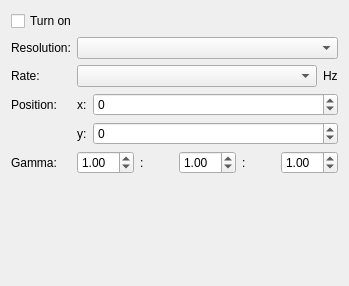
Qt form lxqt-config-monitor/monitorwidget.ui (lxqt/lxqt-config) before a commit.
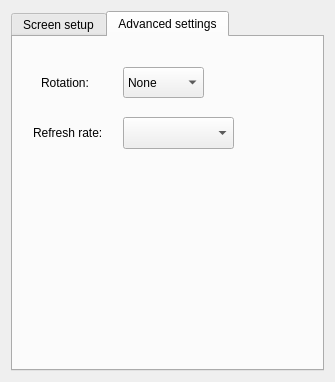
The same form after that commit. The open tabs and pages were chosen to show the change.

Commit message:
Replace xrandr backend by KScreen
References lxde/lxqt#502

```diff
--- a/lxqt-config-monitor/monitorwidget.ui
+++ b/lxqt-config-monitor/monitorwidget.ui
@@ -6,81 +6,82 @@
    <rect>
     <x>0</x>
     <y>0</y>
-    <width>349</width>
-    <height>286</height>
+    <width>335</width>
+    <height>382</height>
    </rect>
   </property>
   <property name="windowTitle">
    <string/>
   </property>
-  <layout class="QFormLayout" name="formLayout">
-   <property name="fieldGrowthPolicy">
-    <enum>QFormLayout::AllNonFixedFieldsGrow</enum>
-   </property>
-   <item row="0" column="0" colspan="2">
-    <widget class="QCheckBox" name="enabled">
+  <layout class="QHBoxLayout" name="horizontalLayout">
+   <item>
+    <widget class="QTabWidget" name="tabWidget">
+     <property name="currentIndex">
+      <number>0</number>
+     </property>
+     <widget class="QWidget" name="tabSettings">
+      <attribute name="title">
+       <string>Screen setup</string>
+      </attribute>
+      <layout class="QVBoxLayout" name="verticalLayout">
+       <item>
+        <widget class="QCheckBox" name="enabledCheckbox">
      <property name="text">
-      <string>Turn on</string>
+          <string>Enable this display</string>
      </property>
     </widget>
    </item>
-   <item row="1" column="0">
-    <widget class="QLabel" name="label">
+       <item>
+        <layout class="QVBoxLayout" name="verticalLayout_2">
+         <property name="leftMargin">
+          <number>24</number>
+         </property>
+         <item>
+          <widget class="QCheckBox" name="isPrimaryCheckbox">
+           <property name="text">
+            <string>Make this the primary display</string>
+           </property>
+          </widget>
+         </item>
+        </layout>
+       </item>
+       <item>
+        <layout class="QHBoxLayout" name="horizontalLayout_4">
+         <item>
+          <widget class="QLabel" name="label_4">
      <property name="text">
       <string>Resolution:</string>
      </property>
     </widget>
    </item>
-   <item row="1" column="1">
+         <item>
     <widget class="QComboBox" name="resolutionCombo"/>
    </item>
-   <item row="2" column="0">
-    <widget class="QLabel" name="label_2">
-     <property name="text">
-      <string>Rate:</string>
-     </property>
-    </widget>
-   </item>
-   <item row="2" column="1">
-    <layout class="QHBoxLayout" name="horizontalLayout_2">
-     <item>
-      <widget class="QComboBox" name="rateCombo"/>
-     </item>
-     <item>
-      <widget class="QLabel" name="label_3">
-       <property name="sizePolicy">
-        <sizepolicy hsizetype="Fixed" vsizetype="Preferred">
-         <horstretch>0</horstretch>
-         <verstretch>0</verstretch>
-        </sizepolicy>
-       </property>
-       <property name="text">
-        <string>Hz</string>
-       </property>
-      </widget>
-     </item>
-    </layout>
-   </item>
-   <item row="3" column="0">
-    <widget class="QLabel" name="positionLabel">
+        </layout>
+       </item>
+       <item>
+        <widget class="QRadioButton" name="extendsRadio">
      <property name="text">
-      <string>Position:</string>
-     </property>
-    </widget>
-   </item>
-   <item row="3" column="1">
-    <layout class="QFormLayout" name="formLayout_2">
-     <property name="fieldGrowthPolicy">
-      <enum>QFormLayout::AllNonFixedFieldsGrow</enum>
-     </property>
-     <item row="0" column="0">
+          <string>This screen extends the desktop</string>
+         </property>
+         <property name="checked">
+          <bool>true</bool>
+         </property>
+         <attribute name="buttonGroup">
+          <string notr="true">buttonGroup</string>
+         </attribute>
+        </widget>
+       </item>
+       <item>
+        <layout class="QHBoxLayout" name="horizontalLayout_5">
+         <item>
       <widget class="QLabel" name="xPosLabel">
        <property name="text">
         <string>x:</string>
        </property>
       </widget>
      </item>
-     <item row="0" column="1">
+         <item>
       <widget class="QSpinBox" name="xPosSpinBox">
        <property name="minimum">
         <number>-10000000</number>
@@ -90,14 +91,14 @@
        </property>
       </widget>
      </item>
-     <item row="1" column="0">
+         <item>
       <widget class="QLabel" name="yPosLabel">
        <property name="text">
         <string>y:</string>
        </property>
       </widget>
      </item>
-     <item row="1" column="1">
+         <item>
       <widget class="QSpinBox" name="yPosSpinBox">
        <property name="minimum">
         <number>-10000000</number>
@@ -109,63 +110,103 @@
      </item>
     </layout>
    </item>
-   <item row="5" column="0">
-    <widget class="QLabel" name="label_5">
-     <property name="text">
-      <string>Gamma:</string>
-     </property>
-    </widget>
-   </item>
-   <item row="5" column="1">
-    <layout class="QHBoxLayout" name="horizontalLayout_3">
      <item>
-      <widget class="QDoubleSpinBox" name="redSpinBox">
-       <property name="maximum">
-        <double>10.000000000000000</double>
-       </property>
-       <property name="value">
-        <double>1.000000000000000</double>
-       </property>
-      </widget>
-     </item>
-     <item>
-      <widget class="QLabel" name="label_6">
+        <widget class="QRadioButton" name="clonesRadio">
        <property name="text">
-        <string>:</string>
-       </property>
+          <string>This screen clones another screen</string>
+         </property>
+         <attribute name="buttonGroup">
+          <string notr="true">buttonGroup</string>
+         </attribute>
       </widget>
      </item>
      <item>
-      <widget class="QDoubleSpinBox" name="greenSpinBox">
-       <property name="maximum">
-        <double>10.000000000000000</double>
-       </property>
-       <property name="value">
-        <double>1.000000000000000</double>
-       </property>
-      </widget>
-     </item>
-     <item>
-      <widget class="QLabel" name="label_7">
-       <property name="text">
-        <string>:</string>
-       </property>
-      </widget>
-     </item>
-     <item>
-      <widget class="QDoubleSpinBox" name="blueSpinBox">
-       <property name="maximum">
-        <double>10.000000000000000</double>
-       </property>
-       <property name="singleStep">
-        <double>1.000000000000000</double>
-       </property>
-       <property name="value">
-        <double>1.000000000000000</double>
-       </property>
-      </widget>
-     </item>
-    </layout>
+        <widget class="QComboBox" name="clonesCombo"/>
+       </item>
+      </layout>
+      <zorder>extendsRadio</zorder>
+      <zorder>clonesRadio</zorder>
+      <zorder>clonesCombo</zorder>
+      <zorder>enabledCheckbox</zorder>
+     </widget>
+     <widget class="QWidget" name="tabAdvanced">
+      <attribute name="title">
+       <string>Advanced settings</string>
+      </attribute>
+      <widget class="QComboBox" name="orientationCombo">
+       <property name="geometry">
+        <rect>
+         <x>110</x>
+         <y>30</y>
+         <width>81</width>
+         <height>31</height>
+        </rect>
+       </property>
+       <item>
+        <property name="text">
+         <string>None</string>
+        </property>
+       </item>
+       <item>
+        <property name="text">
+         <string>Left</string>
+        </property>
+       </item>
+       <item>
+        <property name="text">
+         <string>Inverted</string>
+        </property>
+       </item>
+       <item>
+        <property name="text">
+         <string>Right</string>
+        </property>
+       </item>
+      </widget>
+      <widget class="QLabel" name="orientationLabel">
+       <property name="geometry">
+        <rect>
+         <x>28</x>
+         <y>30</y>
+         <width>76</width>
+         <height>31</height>
+        </rect>
+       </property>
+       <property name="text">
+        <string>Rotation:</string>
+       </property>
+      </widget>
+      <widget class="QComboBox" name="rateCombo">
+       <property name="geometry">
+        <rect>
+         <x>110</x>
+         <y>80</y>
+         <width>111</width>
+         <height>32</height>
+        </rect>
+       </property>
+       <property name="sizePolicy">
+        <sizepolicy hsizetype="Preferred" vsizetype="Preferred">
+         <horstretch>0</horstretch>
+         <verstretch>0</verstretch>
+        </sizepolicy>
+       </property>
+      </widget>
+      <widget class="QLabel" name="rateLabel">
+       <property name="geometry">
+        <rect>
+         <x>20</x>
+         <y>80</y>
+         <width>91</width>
+         <height>31</height>
+        </rect>
+       </property>
+       <property name="text">
+        <string>Refresh rate:</string>
+       </property>
+      </widget>
+     </widget>
+    </widget>
    </item>
   </layout>
  </widget>
```
Left out of the diff: 3 changed lines with no effect on the pictures. Lines whose indentation alone changed are shown as unchanged. The commit also changes 11 other files.
